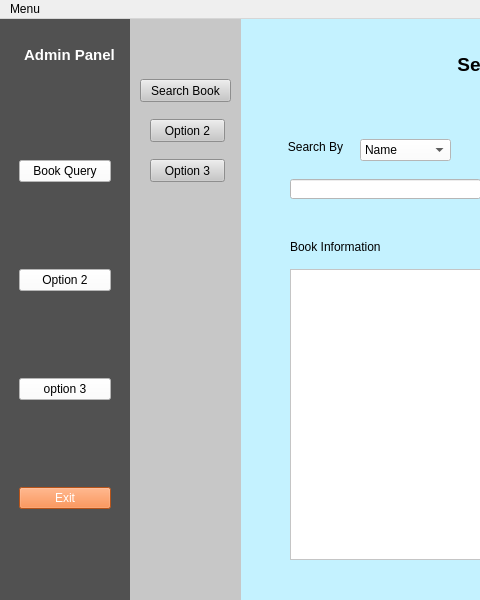
Old version of the form ui/admin.ui in the repository mursalatul/library-management-system; both pictures show x 0 to 480 and y 0 to 600 of the 800 by 600 pixel window.
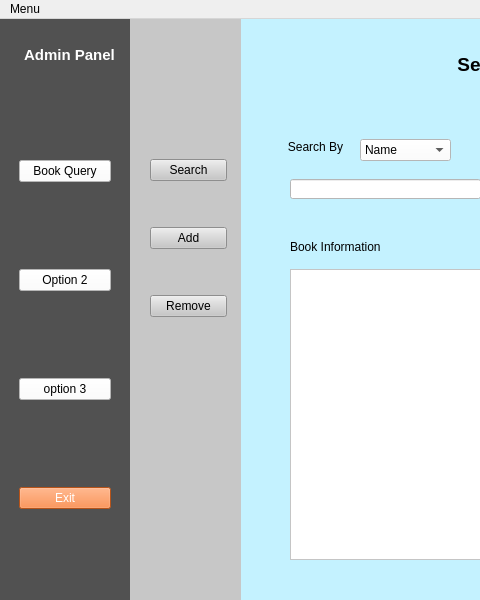
New version of the form. Icons and pictures are not drawn.

Commit message: added add and remove button and load their icons

The edit to the form file:
```diff
--- a/ui/admin.ui
+++ b/ui/admin.ui
@@ -297,22 +297,25 @@
     <property name="styleSheet">
      <string notr="true">background-color: rgb(199, 199, 199);</string>
     </property>
+    <widget class="QWidget" name="">
+     <property name="geometry">
+      <rect>
+       <x>20</x>
+       <y>100</y>
+       <width>77</width>
+       <height>241</height>
+      </rect>
+     </property>
+     <layout class="QVBoxLayout" name="verticalLayout_2">
+      <item>
     <widget class="QPushButton" name="pushButton_search_book">
-     <property name="geometry">
-      <rect>
-       <x>10</x>
-       <y>60</y>
-       <width>91</width>
-       <height>23</height>
-      </rect>
-     </property>
      <property name="font">
       <font>
        <pointsize>9</pointsize>
       </font>
      </property>
      <property name="text">
-      <string>Search Book</string>
+         <string>Search</string>
      </property>
      <property name="icon">
       <iconset resource="../data/icons/icons_resource.qrc">
@@ -322,31 +325,30 @@
       <bool>false</bool>
      </property>
     </widget>
-    <widget class="QPushButton" name="pushButton_3">
-     <property name="geometry">
-      <rect>
-       <x>20</x>
-       <y>100</y>
-       <width>75</width>
-       <height>23</height>
-      </rect>
-     </property>
+      </item>
+      <item>
+       <widget class="QPushButton" name="pushButton_add_book">
      <property name="text">
-      <string>Option 2</string>
-     </property>
-    </widget>
-    <widget class="QPushButton" name="pushButton_4">
-     <property name="geometry">
-      <rect>
-       <x>20</x>
-       <y>140</y>
-       <width>75</width>
-       <height>23</height>
-      </rect>
-     </property>
+         <string>Add</string>
+        </property>
+        <property name="icon">
+         <iconset resource="../data/icons/icons_resource.qrc">
+          <normaloff>:/icons/plus.png</normaloff>:/icons/plus.png</iconset>
+        </property>
+       </widget>
+      </item>
+      <item>
+       <widget class="QPushButton" name="pushButton_remove_book">
      <property name="text">
-      <string>Option 3</string>
-     </property>
+         <string>Remove</string>
+        </property>
+        <property name="icon">
+         <iconset resource="../data/icons/icons_resource.qrc">
+          <normaloff>:/icons/minus.png</normaloff>:/icons/minus.png</iconset>
+        </property>
+       </widget>
+      </item>
+     </layout>
     </widget>
    </widget>
   </widget>
```
Lines whose indentation alone changed are shown as unchanged. The commit also changes 4 other files.
